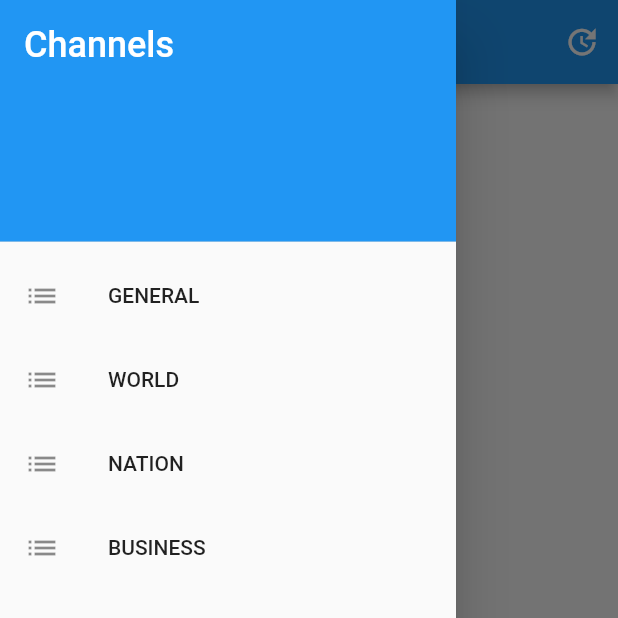
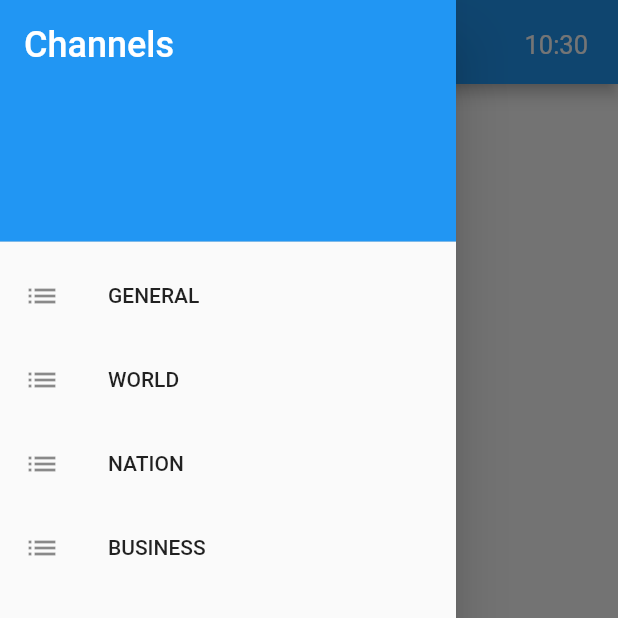
Before and after one commit to lucatrombello/mobilenewsreader, a Flutter app: the screen it shows after launch, with the side drawer open, on a phone screen of 412 x 824 dp, the top half of it. Run offline on Flutter 3.47's test engine with Material 2 defaults, Android fonts, the phone set to English and light mode, and no system bars; drawn by our look-alikes of pull_to_refresh; our stand-ins replace flutter_html; missing offline and left inert: webfeed; network calls fail.

Commit message:
add smart refresh to update articles

```diff
--- /dev/null
+++ b/lib/ArticleUtils/TimeFormatting.dart
@@ -0,0 +1,24 @@
+import 'package:intl/intl.dart';
+
+class TimeFormatting {
+  static DateFormat rssDateFormat = DateFormat('EEE, dd MMM yyyy hh:mm');
+  static DateFormat todayDateFormat = DateFormat('H:mm');
+  static DateFormat pastDateFormat = DateFormat('dd MMM H:mm');
+
+  String formatDateString(String date) {
+    final DateTime originalDate = rssDateFormat.parseUTC(date).toLocal();
+    final DateTime now = DateTime.now();
+    final DateTime lastMidnight = new DateTime(now.year, now.month, now.day);
+    return lastMidnight.isBefore(originalDate)
+        ? todayDateFormat.format(originalDate)
+        : pastDateFormat.format(originalDate);
+  }
+
+  String formatDateTime(DateTime date) {
+    final DateTime now = DateTime.now();
+    final DateTime lastMidnight = new DateTime(now.year, now.month, now.day);
+    return lastMidnight.isBefore(date)
+        ? todayDateFormat.format(date)
+        : pastDateFormat.format(date);
+  }
+}
--- a/lib/ArticlesWidgets/ArticleTitle.dart
+++ b/lib/ArticlesWidgets/ArticleTitle.dart
@@ -15,7 +15,7 @@ class ArticleTitle extends StatelessWidget {
       padding: const EdgeInsets.all(8.0),
       child: Text(
         feed.title,
-        style: TextStyle(fontWeight: FontWeight.bold, fontSize: 20),
+        style: TextStyle(fontWeight: FontWeight.bold, fontSize: 19),
       ),
     );
   }
--- a/lib/ArticlesWidgets/ArticlesList.dart
+++ b/lib/ArticlesWidgets/ArticlesList.dart
@@ -1,10 +1,13 @@
+import 'package:flutter/cupertino.dart';
 import 'package:flutter/material.dart';
 import 'package:http/http.dart' as http;
+import 'package:mobilenewsreader/ArticleUtils/TimeFormatting.dart';
+import 'package:mobilenewsreader/ArticlesWidgets/ArticleLink.dart';
 import 'package:mobilenewsreader/ArticlesWidgets/Menu.dart';
 import 'package:mobilenewsreader/ArticlesWidgets/ReadArticlePage.dart';
 import 'package:mobilenewsreader/resources/channels.dart';
+import 'package:pull_to_refresh/pull_to_refresh.dart';
 import 'package:webfeed/webfeed.dart';
-import 'package:intl/intl.dart';
 
 class ArticlesList extends StatelessWidget {
   @override
@@ -12,8 +15,9 @@ class ArticlesList extends StatelessWidget {
     return MaterialApp(
       theme: ThemeData(
         textTheme: TextTheme(
-            body1: TextStyle(fontSize: 18.0),
-            subhead: TextStyle(fontSize: 20.0)),
+          body1: TextStyle(fontSize: 17.0),
+          subhead: TextStyle(fontSize: 18.0),
+        ),
       ),
       title: 'mobilenewsreader',
       home: Articles(),
@@ -27,8 +31,19 @@ class Articles extends StatefulWidget {
 }
 
 class _ArticlesState extends State<Articles> {
-  List<RssItem> _rssFeedItems;
+  RssFeed _rssFeed;
   MapEntry<String, String> _channel;
+  DateTime _lastUpdate = DateTime.now();
+
+  RefreshController _refreshController =
+      RefreshController(initialRefresh: false);
+
+  void _onRefresh() async {
+    // monitor network fetch
+    await update();
+    // if failed,use refreshFailed()
+    _refreshController.refreshCompleted();
+  }
 
   void setChannel(MapEntry<String, String> channel) {
     setState(() {
@@ -44,14 +59,15 @@ class _ArticlesState extends State<Articles> {
     update();
   }
 
-  void update() async {
+  Future update() async {
     http.Response response = await http.get(_channel.value);
     if (response.statusCode == 200) {
       setState(() {
-        _rssFeedItems = RssFeed.parse(response.body).items;
-        _rssFeedItems.sort((item1, item2) => rssDateFormat
+        _rssFeed = RssFeed.parse(response.body);
+        _rssFeed.items.sort((item1, item2) => TimeFormatting.rssDateFormat
             .parseUTC(item2.pubDate)
-            .compareTo(rssDateFormat.parseUTC(item1.pubDate)));
+            .compareTo(TimeFormatting.rssDateFormat.parseUTC(item1.pubDate)));
+        _lastUpdate = DateTime.now();
       });
     }
   }
@@ -62,33 +78,67 @@ class _ArticlesState extends State<Articles> {
       appBar: AppBar(
         title: Text(_channel.key),
         actions: <Widget>[
-          IconButton(
-            icon: Icon(
-              Icons.update,
-            ),
-            onPressed: update,
+          Padding(
+            padding: const EdgeInsets.all(20.0),
+            child: Text(TimeFormatting().formatDateTime(_lastUpdate)),
           )
         ],
       ),
       drawer: Menu(setChannel),
-      body: buildArticlesList(),
+      body: _buildSmartRefresher(),
     );
   }
 
-  ListView buildArticlesList() {
+  SmartRefresher _buildSmartRefresher() {
+    return SmartRefresher(
+      enablePullDown: true,
+      enablePullUp: false,
+      header: WaterDropHeader(),
+      footer: CustomFooter(
+        builder: (BuildContext context, LoadStatus mode) {
+          Widget body;
+          if (mode == LoadStatus.idle) {
+            body = Text("pull up load");
+          } else if (mode == LoadStatus.loading) {
+            body = CupertinoActivityIndicator();
+          } else if (mode == LoadStatus.failed) {
+            body = Text("Load Failed!Click retry!");
+          } else if (mode == LoadStatus.canLoading) {
+            body = Text("release to load more");
+          } else {
+            body = Text("No more Data");
+          }
+          return Container(
+            height: 55.0,
+            child: Center(child: body),
+          );
+        },
+      ),
+      controller: _refreshController,
+      onRefresh: _onRefresh,
+      child: _buildArticlesList(),
+    );
+  }
+
+  ListView _buildArticlesList() {
     return ListView.separated(
         itemCount: 25,
         separatorBuilder: (BuildContext context, int index) => Divider(),
         itemBuilder: (context, index) {
-          if (_rssFeedItems != null && index < _rssFeedItems.length) {
+          if (_rssFeed != null && index < _rssFeed.items.length) {
+            var rssItem = _rssFeed.items[index];
             return ListTile(
-              title: Text(_rssFeedItems[index].title),
-              subtitle: Text(formatDate(_rssFeedItems[index].pubDate)),
+              title: Text(rssItem.title),
+              subtitle: Text(
+                TimeFormatting().formatDateString(rssItem.pubDate),
+                style: TextStyle(fontSize: 14),
+              ),
+              trailing: ArticleLink(feed: rssItem),
               onTap: () {
                 Navigator.push(
                   context,
                   MaterialPageRoute(
-                    builder: (context) => ReadArticlePage(_rssFeedItems[index]),
+                    builder: (context) => ReadArticlePage(rssItem),
                   ),
                 );
               },
@@ -97,17 +147,4 @@ class _ArticlesState extends State<Articles> {
           return null;
         });
   }
-
-  final DateFormat rssDateFormat = DateFormat('EEE, dd MMM yyyy hh:mm');
-  final DateFormat todayDateFormat = DateFormat('H:mm');
-  final DateFormat pastDateFormat = DateFormat('dd MMM H:mm');
-
-  String formatDate(String date) {
-    final DateTime originalDate = rssDateFormat.parseUTC(date).toLocal();
-    final DateTime now = DateTime.now();
-    final DateTime lastMidnight = new DateTime(now.year, now.month, now.day);
-    return lastMidnight.isBefore(originalDate)
-        ? todayDateFormat.format(originalDate)
-        : pastDateFormat.format(originalDate);
-  }
 }
--- a/lib/ArticlesWidgets/ReadArticlePage.dart
+++ b/lib/ArticlesWidgets/ReadArticlePage.dart
@@ -1,5 +1,5 @@
 import 'package:flutter/material.dart';
-import 'package:mobilenewsreader/ArticlesWidgets/ArticleLink.dart';
+import 'package:mobilenewsreader/ArticleUtils/TimeFormatting.dart';
 import 'package:mobilenewsreader/ArticlesWidgets/ArticleText.dart';
 import 'package:mobilenewsreader/ArticlesWidgets/ArticleTitle.dart';
 import 'package:webfeed/webfeed.dart';
@@ -17,7 +17,7 @@ class ReadArticlePage extends StatelessWidget {
       body: Column(
         children: <Widget>[
           ArticleTitle(feed: feed),
-          ArticleLink(feed: feed),
+          Text(TimeFormatting().formatDateString(feed.pubDate)),
           ArticleText(feed: feed)
         ],
       ),
--- a/pubspec.yaml
+++ b/pubspec.yaml
@@ -25,6 +25,7 @@ dependencies:
   flutter_html: ^0.11.1
   intl: ^0.16.1
   url_launcher: ^5.4.2
+  pull_to_refresh: ^1.5.7
   # The following adds the Cupertino Icons font to your application.
   # Use with the CupertinoIcons class for iOS style icons.
   cupertino_icons: ^0.1.2
```
Also changed, not shown: pubspec.lock.
